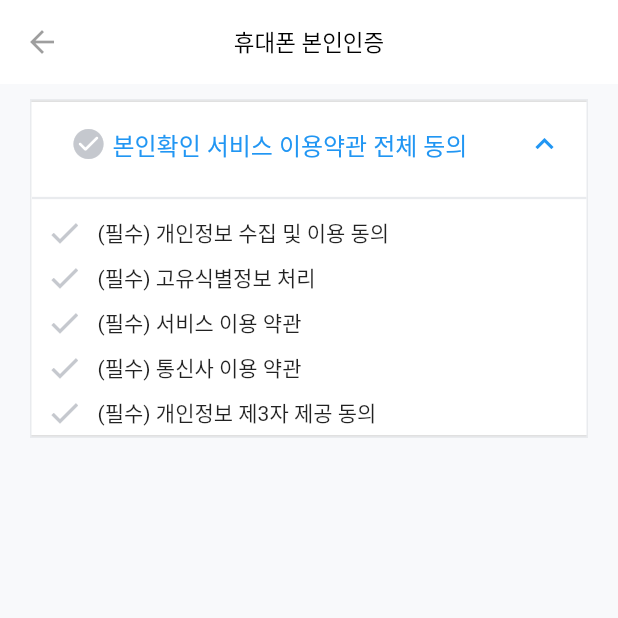
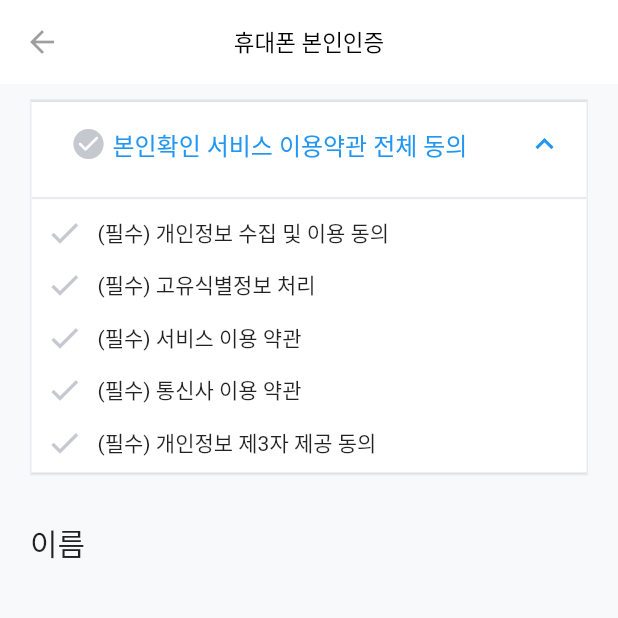
Before and after one commit to Seol-JY/socar-clone, a Flutter app: the screen it shows after launch, on a phone screen of 412 x 824 dp, the top half of it. Run offline on Flutter 3.47's test engine with Material 2 defaults, Android fonts, the phone set to English and light mode, and no system bars.

Commit message:
Feat : Register Page 개발 중

```diff
--- a/lib/screens/register_auth_page.dart
+++ b/lib/screens/register_auth_page.dart
@@ -25,8 +25,21 @@ class RegisterAuthPageState extends State<RegisterAuthPage> {
             horizontal: 20,
           ),
           child: Column(
+            crossAxisAlignment: CrossAxisAlignment.start,
             children: [
               TermAgreementBoxWidget(),
+              SizedBox(
+                height: 30,
+              ),
+              Text(
+                "이름",
+                style: TextStyle(
+                  fontSize: 20,
+                ),
+              ),
+              Row(
+                children: [],
+              )
             ],
           )),
     );
--- a/lib/widgets/register_page/term_agreement.dart
+++ b/lib/widgets/register_page/term_agreement.dart
@@ -148,7 +148,11 @@ class _TermAgreementWidgetState extends State<_TermAgreementWidget> {
 
   @override
   Widget build(BuildContext context) {
-    return Row(
+    return Padding(
+      padding: const EdgeInsets.only(
+        bottom: 5,
+      ),
+      child: Row(
         children: [
           IconButton(
             padding: const EdgeInsets.symmetric(
@@ -176,6 +180,7 @@ class _TermAgreementWidgetState extends State<_TermAgreementWidget> {
             widget.title,
           )
         ],
+      ),
     );
   }
 }
```
Lines whose indentation alone changed are shown as unchanged.
